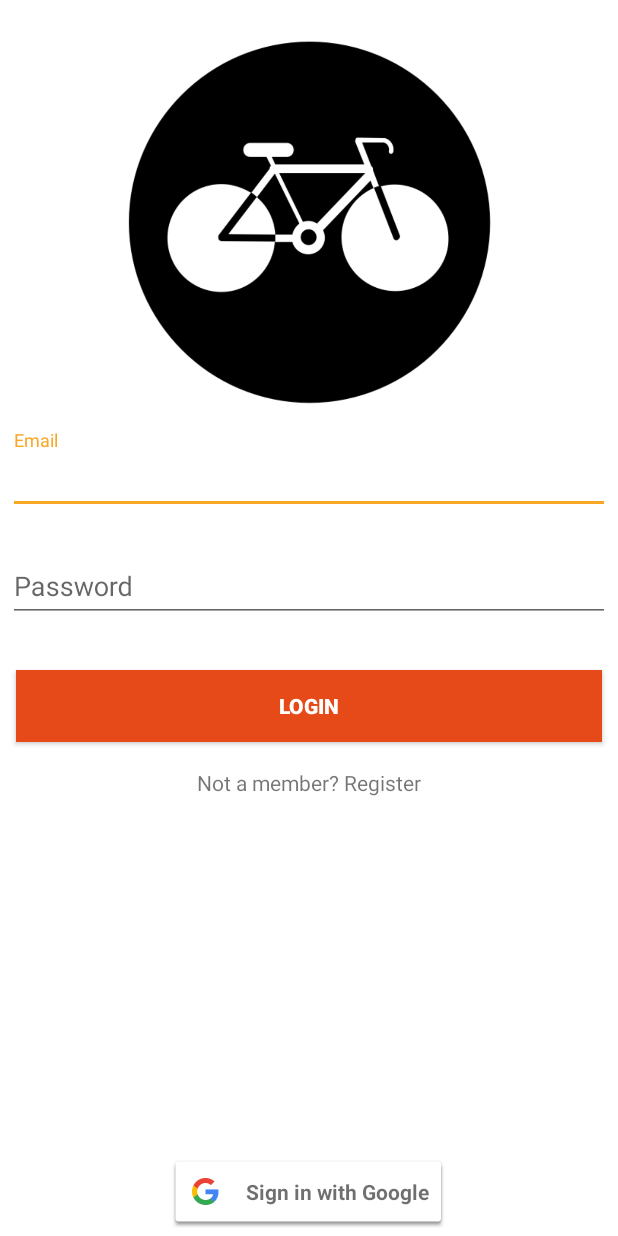
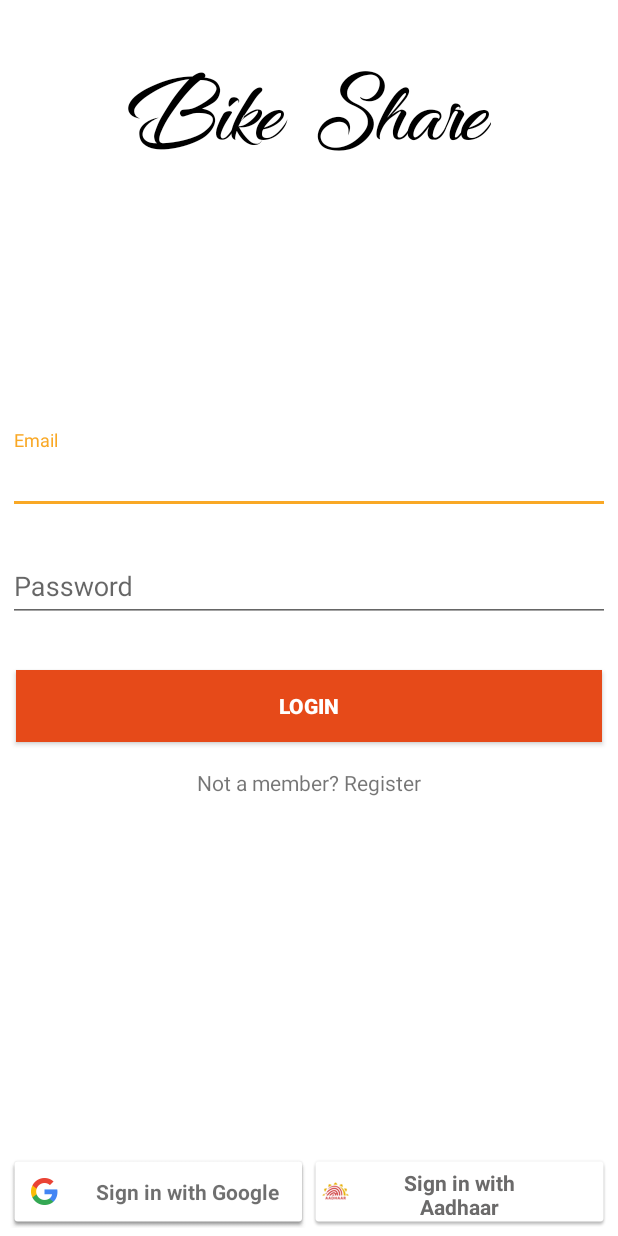
Before and after one commit to freefalltech/BikeShare, an Android app: the screen it shows after launch (LoginActivity), on a phone screen of 412 x 824 dp. Run offline under Robolectric (Android 15) with nearby library versions, the phone set to English and light mode, and no system bars; our stand-ins replace Firebase (no records; nobody signed in at launch, a user with empty details on screens opened directly).

Commit message:
Insert Aadhaar placeholder, styled up UI

```diff
--- a/app/src/main/java/io/github/freefalltech/bikeshare/LoginActivity.java
+++ b/app/src/main/java/io/github/freefalltech/bikeshare/LoginActivity.java
@@ -1,6 +1,8 @@
 package io.github.freefalltech.bikeshare;
 
 import android.content.Intent;
+import android.graphics.Rect;
+import android.graphics.Typeface;
 import android.os.Bundle;
 import android.support.annotation.NonNull;
 import android.support.v7.app.AlertDialog;
@@ -9,6 +11,7 @@ import android.support.v7.widget.AppCompatButton;
 import android.util.Log;
 import android.view.View;
 import android.widget.EditText;
+import android.widget.FrameLayout;
 import android.widget.TextView;
 import android.widget.Toast;
 
@@ -40,6 +43,11 @@ public class LoginActivity extends AppCompatActivity {
     protected void onCreate(Bundle savedInstanceState) {
         super.onCreate(savedInstanceState);
         setContentView(R.layout.activity_login);
+
+        Typeface tf = Typeface.createFromAsset(getAssets(), "fonts/dancing_rainbow.ttf");
+        ((TextView)findViewById(R.id.header)).setTypeface(tf);
+
+
         FirebaseApp.initializeApp(this);
         mAuth = FirebaseAuth.getInstance();
         if (mAuth.getCurrentUser() != null)
@@ -61,6 +69,9 @@ public class LoginActivity extends AppCompatActivity {
                 .addApi(Auth.GOOGLE_SIGN_IN_API, gso)
                 .build();
         SignInButton gmail = (SignInButton) findViewById(R.id.gmail_login_button);
+
+        TextView textView = (TextView) gmail.getChildAt(0);
+        textView.setText(R.string.google_sign_in);
         gmail.setOnClickListener(new View.OnClickListener() {
             @Override
             public void onClick(View view) {
@@ -68,8 +79,11 @@ public class LoginActivity extends AppCompatActivity {
                 startActivityForResult(signInIntent, RC_SIGN_IN);
             }
         });
-        TextView textView = (TextView) gmail.getChildAt(0);
-        textView.setText(R.string.google_sign_in);
+
+        FrameLayout aadhaar = (FrameLayout) findViewById(R.id.aadhaar_login_button);
+        textView = (TextView) findViewById(R.id.aadhaar_login_text);
+        aadhaar.measure(0, 0);
+        textView.getLayoutParams().width = (int) ((aadhaar.getMeasuredWidth() * 4.09) / 5.08);
 
         findViewById(R.id.btn_login).setOnClickListener(new View.OnClickListener() {
             @Override
@@ -88,7 +102,7 @@ public class LoginActivity extends AppCompatActivity {
                 }
                 if (!isLogin && password.length() < 8) {
                     passwordInput.setError("Minimum 8 characters required");
-                    if(!isError) passwordInput.requestFocus();
+                    if (!isError) passwordInput.requestFocus();
                     isError = true;
                 }
 
@@ -121,7 +135,7 @@ public class LoginActivity extends AppCompatActivity {
                                                     .addOnCompleteListener(LoginActivity.this, new OnCompleteListener<Void>() {
                                                         @Override
                                                         public void onComplete(@NonNull Task<Void> task) {
-                                                            if(task.isSuccessful()){
+                                                            if (task.isSuccessful()) {
                                                                 showDialog("Email verification sent", "Verify your email and log in");
                                                                 switchLoginRegister(findViewById(R.id.switch_text_view));
                                                                 emailInput.setText("");
@@ -145,6 +159,7 @@ public class LoginActivity extends AppCompatActivity {
             }
         });
     }
+
 
     private void showDialog(String title, String message) {
         AlertDialog.Builder builder = new AlertDialog.Builder(LoginActivity.this);
@@ -196,7 +211,6 @@ public class LoginActivity extends AppCompatActivity {
         FirebaseUser currentUser = mAuth.getCurrentUser();
         if (currentUser != null)
             proceed();
-
     }
 
     private void firebaseAuthWithGoogle(GoogleSignInAccount acct) {
@@ -234,4 +248,27 @@ public class LoginActivity extends AppCompatActivity {
         emailInput.setError(null);
         passwordInput.setError(null);
     }
+
+    @Override
+    public void onWindowFocusChanged (boolean hasFocus){
+        super.onWindowFocusChanged(hasFocus);
+        if(hasFocus){
+            View header = findViewById(R.id.header);
+            if (isViewOverlapping(header, findViewById(R.id.email_login_container))) {
+                header.setVisibility(View.GONE);
+                Log.d(TAG, "OVERLAP!!");
+            } else {
+                header.setVisibility(View.VISIBLE);
+                Log.d(TAG, "NO OVERLAP");
+            }
+        }
+    }
+
+    private boolean isViewOverlapping(View v1, View v2) {
+        Rect rect1 = new Rect(v1.getLeft(), v1.getTop(), v1.getRight(), v1.getBottom());
+        Log.d(TAG,rect1.toString());
+        Rect rect2 = new Rect(v2.getLeft(), v2.getTop(), v2.getRight(), v2.getBottom());
+        Log.d(TAG,rect2.toString());
+        return rect1.intersect(rect2);
+    }
 }
--- /dev/null
+++ b/app/src/main/res/drawable/aadhaar_btn_icon_light_normal.xml
@@ -0,0 +1,8 @@
+<?xml version="1.0" encoding="utf-8"?>
+<layer-list xmlns:android="http://schemas.android.com/apk/res/android">
+    <item android:drawable="@drawable/common_google_signin_btn_icon_light_normal_background" />
+    <item>
+        <bitmap android:src="@drawable/aadhaar_logo"
+            android:gravity="left" />
+    </item>
+</layer-list>
--- a/app/src/main/res/layout/activity_login.xml
+++ b/app/src/main/res/layout/activity_login.xml
@@ -25,7 +25,7 @@
                 android:layout_width="match_parent"
                 android:layout_height="wrap_content"
                 android:hint="Email"
-                android:inputType="textEmailAddress"/>
+                android:inputType="textEmailAddress" />
         </android.support.design.widget.TextInputLayout>
 
         <!-- Password Label -->
@@ -62,12 +62,12 @@
             android:layout_width="wrap_content"
             android:layout_height="wrap_content"
             android:layout_gravity="center_horizontal"
+            android:onClick="switchLoginRegister"
             android:padding="5dp"
-            android:onClick="switchLoginRegister"
             android:text="@string/not_a_member" />
     </LinearLayout>
 
-    <ImageView
+    <!--ImageView
         android:layout_width="wrap_content"
         android:layout_height="wrap_content"
         android:layout_above="@id/email_login_container"
@@ -75,12 +75,47 @@
         android:layout_marginBottom="15dp"
         android:layout_marginTop="20dp"
         android:contentDescription="BikeShare logo"
-        android:src="@drawable/bike_logo" />
-
-    <com.google.android.gms.common.SignInButton
-        android:id="@+id/gmail_login_button"
+        android:src="@drawable/bike_logo" /-->
+    <TextView
+        android:id="@+id/header"
         android:layout_width="wrap_content"
         android:layout_height="wrap_content"
+        android:layout_centerHorizontal="true"
+        android:layout_marginTop="10dp"
+        android:textSize="70sp"
+        android:textColor="@android:color/black"
+        android:text="Bike Share"/>
+
+    <LinearLayout
+        android:layout_width="match_parent"
+        android:layout_height="wrap_content"
         android:layout_alignParentBottom="true"
-        android:layout_centerHorizontal="true" />
+        android:orientation="horizontal">
+
+        <com.google.android.gms.common.SignInButton
+            android:id="@+id/gmail_login_button"
+            android:layout_width="0dp"
+            android:layout_height="wrap_content"
+            android:layout_weight="1" />
+
+
+        <FrameLayout
+            android:id="@+id/aadhaar_login_button"
+            android:layout_width="0dp"
+            android:layout_height="match_parent"
+            android:layout_weight="1"
+            android:background="@drawable/aadhaar_btn_icon_light_normal">
+
+                <TextView
+                    android:id="@+id/aadhaar_login_text"
+                    android:layout_width="wrap_content"
+                    android:layout_height="wrap_content"
+                    android:layout_gravity="center"
+                    android:gravity="center"
+                    android:text="@string/aadhaar_sign_in"
+                    android:textColor="#6b6a6a"
+                    android:textStyle="bold" />
+        </FrameLayout>
+    </LinearLayout>
+
 </RelativeLayout>
--- a/app/src/main/res/values/strings.xml
+++ b/app/src/main/res/values/strings.xml
@@ -18,4 +18,5 @@
     <string name="google_sign_in">Sign in with Google</string>
     <string name="already_a_member">Already a member? Login</string>
     <string name="not_a_member">Not a member? Register</string>
+    <string name="aadhaar_sign_in">Sign in with Aadhaar</string>
 </resources>
```
Also changed, not shown: app/src/main/AndroidManifest.xml (+6 -4 lines), app/src/main/assets/fonts/dancing_rainbow.ttf (added), app/src/main/res/bike_logo.png (deleted), app/src/main/res/drawable-hdpi/aadhaar_logo.png (added), app/src/main/res/drawable-mdpi/aadhaar_logo.png (added), app/src/main/res/drawable-xhdpi/aadhaar_logo.png (added), app/src/main/res/drawable-xxhdpi/aadhaar_logo.png (added).
